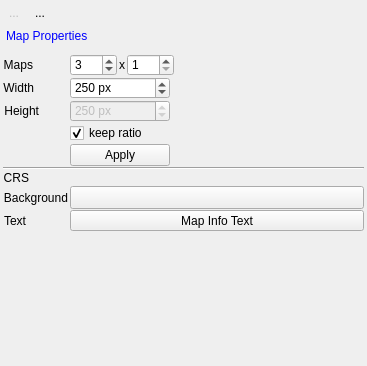
Before: the Qt Designer form eotimeseriesviewer/ui/mapviewdock.ui in jakimowb/eo-time-series-viewer, drawn with Qt 5.
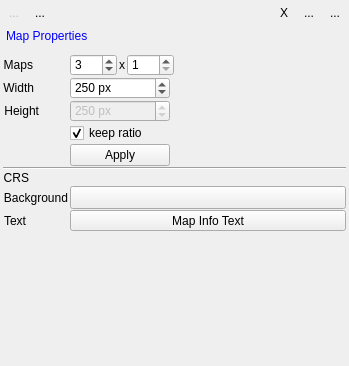
After: the same form once the commit is applied. Icons and pictures are not drawn. Custom widgets are drawn as their Qt base class.

What changed in the file:
```diff
--- a/eotimeseriesviewer/ui/mapviewdock.ui
+++ b/eotimeseriesviewer/ui/mapviewdock.ui
@@ -6,7 +6,7 @@
    <rect>
     <x>0</x>
     <y>0</y>
-    <width>367</width>
+    <width>349</width>
     <height>366</height>
    </rect>
   </property>
@@ -100,6 +100,44 @@
         </property>
        </spacer>
       </item>
+      <item>
+       <widget class="QToolButton" name="btnMutuallyExclusiveMapViews">
+        <property name="text">
+         <string>X</string>
+        </property>
+        <property name="autoRaise">
+         <bool>true</bool>
+        </property>
+       </widget>
+      </item>
+      <item>
+       <widget class="QToolButton" name="btnNextMapView">
+        <property name="text">
+         <string>...</string>
+        </property>
+        <property name="icon">
+         <iconset resource="../../../QGIS/images/images.qrc">
+          <normaloff>:/images/themes/default/mActionArrowDown.svg</normaloff>:/images/themes/default/mActionArrowDown.svg</iconset>
+        </property>
+        <property name="autoRaise">
+         <bool>true</bool>
+        </property>
+       </widget>
+      </item>
+      <item>
+       <widget class="QToolButton" name="btnPreviousMapView">
+        <property name="text">
+         <string>...</string>
+        </property>
+        <property name="icon">
+         <iconset resource="../../../QGIS/images/images.qrc">
+          <normaloff>:/images/themes/default/mActionArrowUp.svg</normaloff>:/images/themes/default/mActionArrowUp.svg</iconset>
+        </property>
+        <property name="autoRaise">
+         <bool>true</bool>
+        </property>
+       </widget>
+      </item>
      </layout>
     </item>
     <item>
@@ -133,7 +171,7 @@
         <rect>
          <x>0</x>
          <y>0</y>
-         <width>363</width>
+         <width>345</width>
          <height>284</height>
         </rect>
        </property>
```
Left out of the diff: 38 changed lines with no effect on the pictures.
